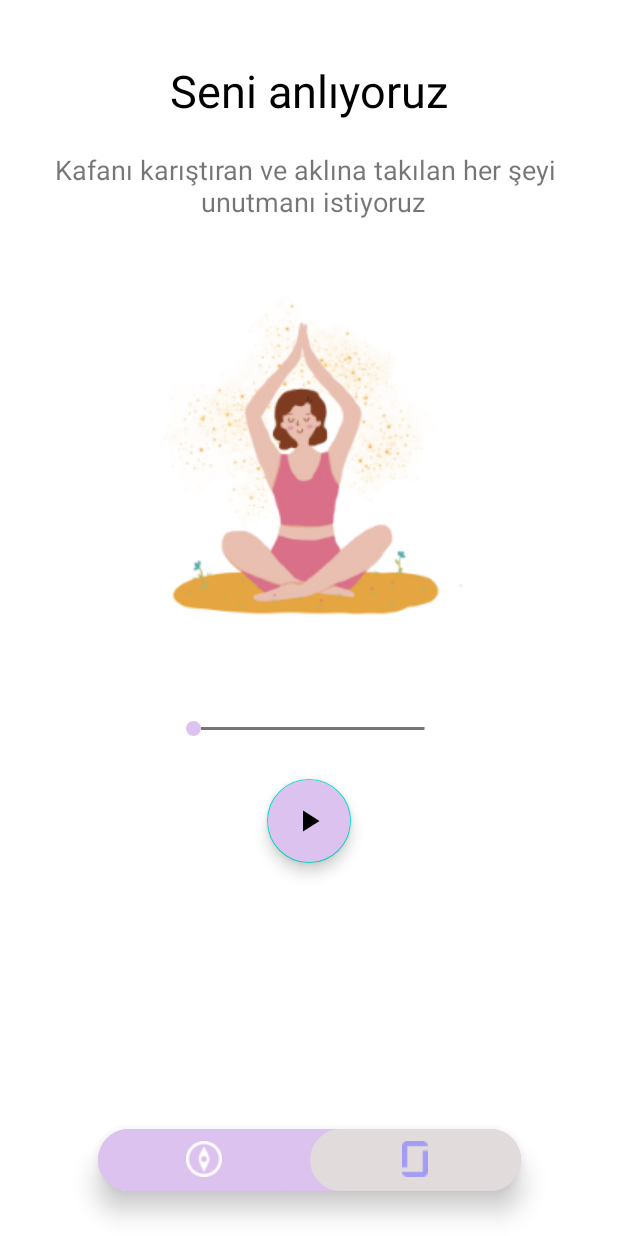
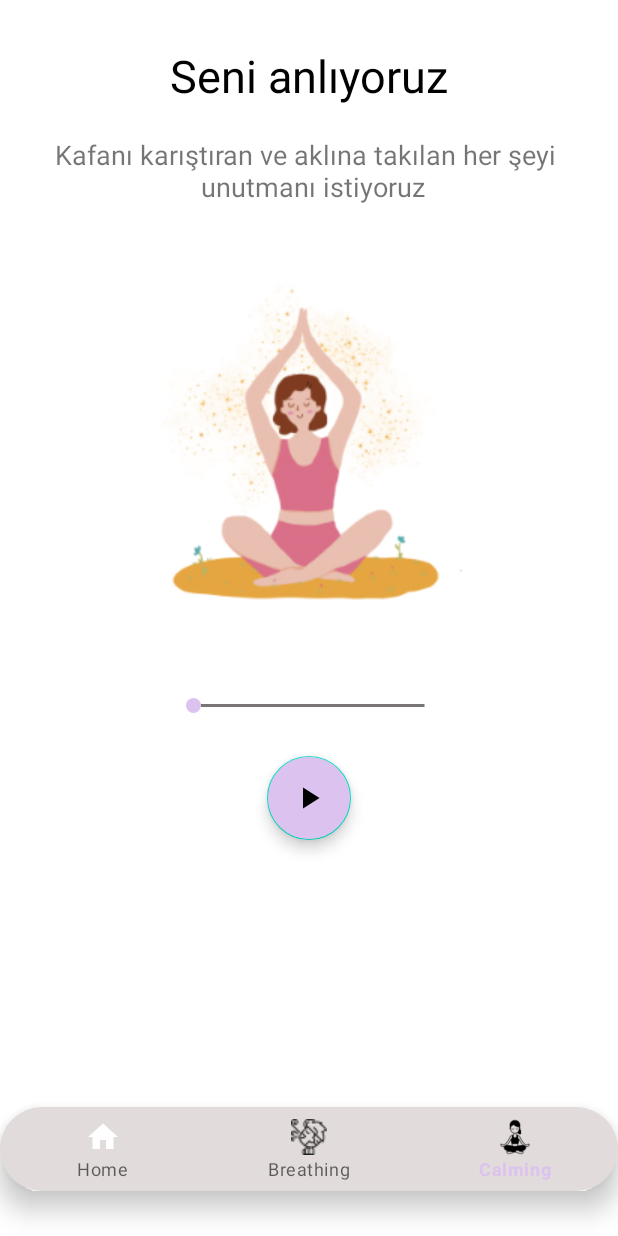
Before and after one commit to TuranBurakk/Panikat, an Android app: the CalmingExerciseFragment screen opened through its navigation route, on a phone screen of 412 x 824 dp. Run offline under Robolectric (Android 15) with nearby library versions, the phone set to English and light mode, and no system bars; our stand-ins replace Firebase (no records; nobody signed in at launch, a user with empty details on screens opened directly), navigation-ui.

Commit message:
[PanikatApp][Update BottomBar]

```diff
--- a/app/src/main/java/com/infos/panikat/MainActivity.kt
+++ b/app/src/main/java/com/infos/panikat/MainActivity.kt
@@ -6,6 +6,7 @@ import androidx.appcompat.app.AppCompatActivity
 import androidx.core.content.ContextCompat
 import androidx.navigation.NavController
 import androidx.navigation.Navigation
+import androidx.navigation.ui.NavigationUI
 import androidx.navigation.ui.NavigationUI.setupWithNavController
 import com.google.android.material.bottomnavigation.BottomNavigationView
 
@@ -14,7 +15,7 @@ class MainActivity : AppCompatActivity() {
     private lateinit var navController: NavController
     private lateinit var bottomNavigationView: BottomNavigationView
 
-    @SuppressLint("UseCompatLoadingForDrawables")
+
     override fun onCreate(savedInstanceState: Bundle?) {
         super.onCreate(savedInstanceState)
         setContentView(R.layout.activity_main)
@@ -23,41 +24,14 @@ class MainActivity : AppCompatActivity() {
         navController = Navigation.findNavController(this, R.id.navHostFragment)
         setupWithNavController(bottomNavigationView, navController)
         bottomNavigationView.itemIconTintList = null
+        NavigationUI.setupWithNavController(bottomNavigationView,navController)
 
 
-        navController.addOnDestinationChangedListener { _, destination, _ ->
-            when (destination.id) {
-                R.id.homeFragment -> {
-                    bottomNavigationView.menu.findItem(R.id.exerciseFragment).isChecked = true
-                    val homePageBackground = ContextCompat.getDrawable(this, R.drawable.selected_bar)
-                    bottomNavigationView.background = homePageBackground
-                    val customBackground = resources.getDrawable(R.drawable.bottom_nav_item_selector, theme)
-                    bottomNavigationView.itemBackground = customBackground
-                }
-                R.id.calmingExerciseFragment->{
-                    bottomNavigationView.menu.findItem(R.id.home).isChecked = true
-                    val homePageBackground = ContextCompat.getDrawable(this, R.drawable.selected_bar)
-                    bottomNavigationView.background = homePageBackground
-                    val customBackground = resources.getDrawable(R.drawable.bottom_nav_item_selector, theme)
-                    bottomNavigationView.itemBackground = customBackground
-                }
-                R.id.breathingExerciseFragment -> {
-                    bottomNavigationView.menu.findItem(R.id.home).isChecked = true
-                    val exerciseBackground = ContextCompat.getDrawable(this, R.drawable.breating_selection)
-                    bottomNavigationView.background = exerciseBackground
-                    val brickBackground = resources.getDrawable(R.drawable.bottom_nav_brick_selection, theme)
-                    bottomNavigationView.itemBackground = brickBackground
-                }
+    }
 
-            }
-        }
-        bottomNavigationView.setOnNavigationItemReselectedListener {
-            when(it.itemId){
-                R.id.exerciseFragment -> supportFragmentManager.popBackStack()
-                R.id.home -> navController.navigate(R.id.homeFragment)
+    override fun onSupportNavigateUp(): Boolean {
+        return NavigationUI.navigateUp(navController,null)
 
-            }
-        }
     }
 
 }
--- a/app/src/main/java/com/infos/panikat/data/CardData.kt
+++ b/app/src/main/java/com/infos/panikat/data/CardData.kt
@@ -9,5 +9,4 @@ data class CardData(
     val desc : String? = null,
     val time : String? = null,
     val exercise: String? = null,
-    val ticket: List<String?>? = null
 ):Parcelable
--- a/app/src/main/java/com/infos/panikat/ui/breathingexercisescreen/BreathingExerciseFragment.kt
+++ b/app/src/main/java/com/infos/panikat/ui/breathingexercisescreen/BreathingExerciseFragment.kt
@@ -42,6 +42,7 @@ class BreathingExerciseFragment :
                 seekBar.progress = currentIndex
             } else {
                 showCustomDialog(requireContext())
+
             }
         }
 
--- a/app/src/main/java/com/infos/panikat/ui/calmingexercisescreen/CalmingExerciseFragment.kt
+++ b/app/src/main/java/com/infos/panikat/ui/calmingexercisescreen/CalmingExerciseFragment.kt
@@ -27,7 +27,7 @@ class CalmingExerciseFragment : BaseFragment<FragmentCalmingExerciseBinding>(Fra
         val mediaPlayer = MediaPlayer.create(requireContext(), R.raw.music)
         val seekBar = binding.seekBar
         seekBar.progress = 0
-        binding.seekBar.max = mediaPlayer.duration
+        binding.seekBar.max  = mediaPlayer.duration
 
         binding.floatingActionButton.setOnClickListener {
             if (!mediaPlayer.isPlaying && mediaPlayer.currentPosition < mediaPlayer.duration) {
@@ -45,7 +45,7 @@ class CalmingExerciseFragment : BaseFragment<FragmentCalmingExerciseBinding>(Fra
         binding.seekBar.setOnSeekBarChangeListener(object : SeekBar.OnSeekBarChangeListener{
             override fun onProgressChanged(seekBar: SeekBar?, progress: Int, fromUser: Boolean) {
                 if (fromUser){
-                    mediaPlayer.seekTo(progress)
+                    mediaPlayer.seekTo(progress-1000)
                 }
             }
 
--- /dev/null
+++ b/app/src/main/res/drawable/ic_baseline_home_24.xml
@@ -0,0 +1,5 @@
+<vector android:height="24dp" android:tint="#000000"
+    android:viewportHeight="24" android:viewportWidth="24"
+    android:width="24dp" xmlns:android="http://schemas.android.com/apk/res/android">
+    <path android:fillColor="@android:color/white" android:pathData="M10,20v-6h4v6h5v-8h3L12,3 2,12h3v8z"/>
+</vector>
--- a/app/src/main/res/layout/activity_main.xml
+++ b/app/src/main/res/layout/activity_main.xml
@@ -23,8 +23,8 @@
     <com.google.android.material.bottomnavigation.BottomNavigationView
         android:id="@+id/bottomNavigationView"
         style="@style/BottomBarTheme"
-        android:layout_width="282dp"
-        android:layout_height="41dp"
+        android:layout_width="wrap_content"
+        android:layout_height="wrap_content"
         android:layout_gravity="bottom"
         android:layout_margin="30dp"
         android:background="@drawable/background_rounded"
--- a/app/src/main/res/layout/fragment_calming_exercise.xml
+++ b/app/src/main/res/layout/fragment_calming_exercise.xml
@@ -11,7 +11,7 @@
         android:id="@+id/title_tv"
         android:layout_width="wrap_content"
         android:layout_height="wrap_content"
-        android:layout_marginTop="40dp"
+        android:layout_marginTop="30dp"
         android:text="@string/Calming_title"
         android:textColor="@color/black"
         android:textSize="30sp"
@@ -46,7 +46,7 @@
         android:id="@+id/seekBar"
         android:layout_width="187dp"
         android:layout_height="27dp"
-        android:layout_marginTop="45dp"
+        android:layout_marginTop="40dp"
         android:progressDrawable="@drawable/seek_style"
         android:thumb="@drawable/seek"
         app:layout_constraintEnd_toEndOf="parent"
--- a/app/src/main/res/menu/bottom_bar.xml
+++ b/app/src/main/res/menu/bottom_bar.xml
@@ -1,15 +1,18 @@
 <?xml version="1.0" encoding="utf-8"?>
 <menu xmlns:android="http://schemas.android.com/apk/res/android">
     <item
-        android:title=""
-        android:id="@+id/home"
-        android:icon="@drawable/home"
+        android:title="Home"
+        android:id="@+id/homeFragment"
+        android:icon="@drawable/ic_baseline_home_24"
 
         />
     <item
-        android:title=""
-        android:id="@+id/exerciseFragment"
-        android:icon="@drawable/glass"
-
+        android:title="Breathing"
+        android:id="@+id/breathingExerciseFragment"
+        android:icon="@drawable/breathing"
        />
+    <item
+        android:title="Calming"
+        android:id="@+id/calmingExerciseFragment"
+        android:icon="@drawable/yoga"/>
 </menu>
```
Also changed, not shown: app/src/main/java/com/infos/panikat/ui/intro/AppIntroActivity.kt (+34 -4 lines), app/src/main/res/layout/card_row.xml (+1 -8 lines), app/src/main/res/drawable/breathing.png (added), app/src/main/res/drawable/glass.png (deleted), app/src/main/res/drawable/home.png (deleted), app/src/main/res/drawable/yoga.png (added).
